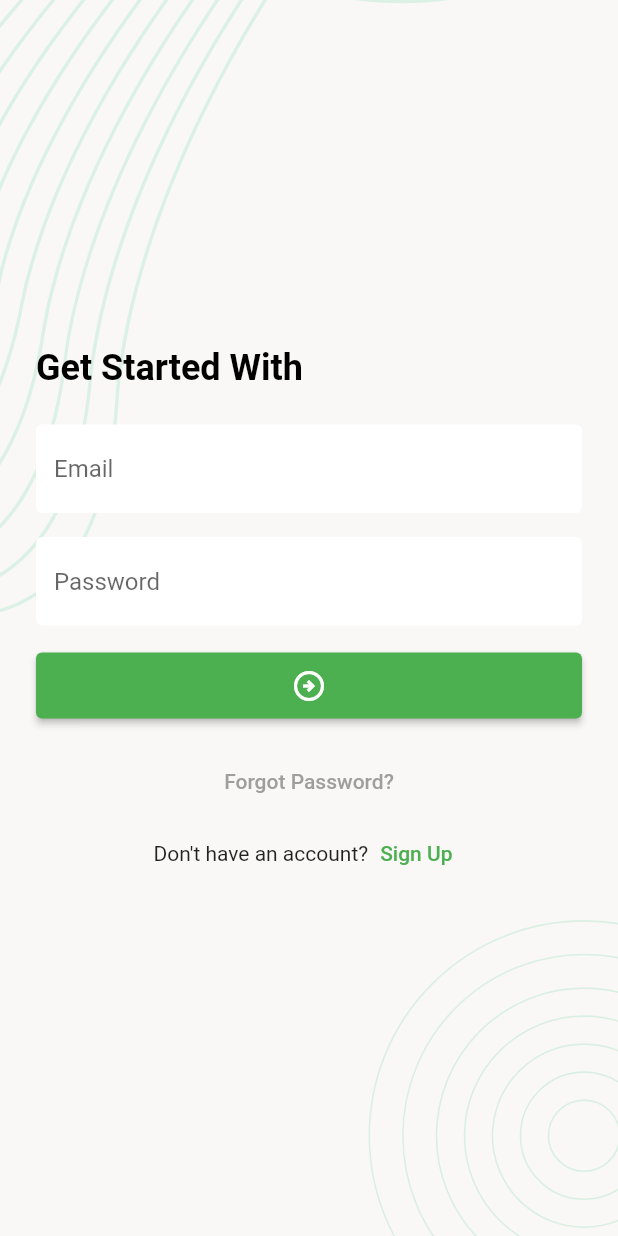
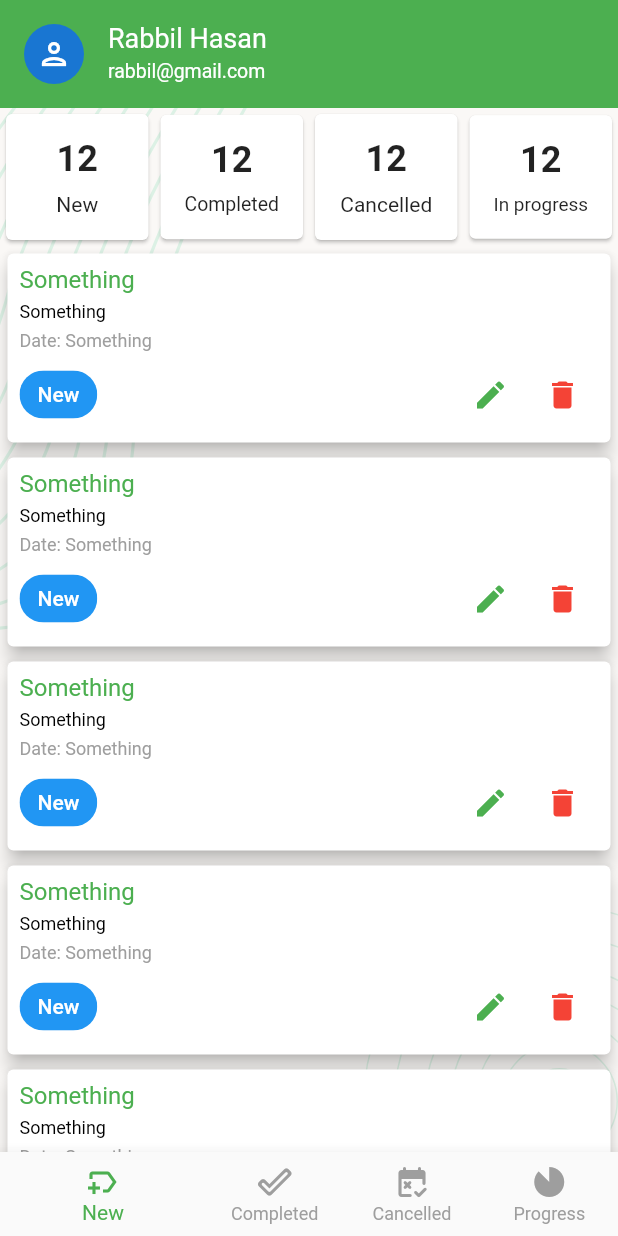
Before and after one commit to arif-srabon/TaskManager, a Flutter app: the screen it shows after launch, after a tap on the "arrow circle right" icon, on a phone screen of 412 x 824 dp. Run offline on Flutter 3.47's test engine with Material 2 defaults, Android fonts, the phone set to English and light mode, and no system bars; our stand-ins replace flutter_svg, pin_code_fields.

Commit message:
dashboard list item screen done

```diff
--- /dev/null
+++ b/lib/ui/screens/cancelled_task_screen.dart
@@ -0,0 +1,16 @@
+
+import 'package:flutter/material.dart';
+
+class CancelledTaskScreen extends StatefulWidget {
+  const CancelledTaskScreen({Key? key}) : super(key: key);
+
+  @override
+  State<CancelledTaskScreen> createState() => _CancelledTaskScreenState();
+}
+
+class _CancelledTaskScreenState extends State<CancelledTaskScreen> {
+  @override
+  Widget build(BuildContext context) {
+    return Placeholder();
+  }
+}
--- /dev/null
+++ b/lib/ui/screens/completed_task_screen.dart
@@ -0,0 +1,16 @@
+
+import 'package:flutter/material.dart';
+
+class ComplettedTaskScreen extends StatefulWidget {
+  const ComplettedTaskScreen({Key? key}) : super(key: key);
+
+  @override
+  State<ComplettedTaskScreen> createState() => _ComplettedTaskScreenState();
+}
+
+class _ComplettedTaskScreenState extends State<ComplettedTaskScreen> {
+  @override
+  Widget build(BuildContext context) {
+    return Placeholder();
+  }
+}
--- a/lib/ui/screens/login.dart
+++ b/lib/ui/screens/login.dart
@@ -1,4 +1,5 @@
 import 'package:flutter/material.dart';
+import 'package:task_manager/ui/screens/main_bottom_nav_bar.dart';
 import 'package:task_manager/ui/screens/sign_up_screen.dart';
 import 'package:task_manager/ui/screens/verify_with_email_screen.dart';
 import 'package:task_manager/ui/utils/text_styles.dart';
@@ -50,7 +51,10 @@ class _LoginScreenState extends State<LoginScreen> {
             ),
             AppElevatedButton(
               child: Icon(Icons.arrow_circle_right_outlined),
-              onTap: () {},
+              onTap: () {
+                Navigator.push(context,
+                    MaterialPageRoute(builder: (context) => MainBottomNavBarScreen()));
+              },
             ),
             const SizedBox(
               height: 16,
--- /dev/null
+++ b/lib/ui/screens/main_bottom_nav_bar.dart
@@ -0,0 +1,55 @@
+
+import 'package:flutter/material.dart';
+import 'package:task_manager/ui/screens/cancelled_task_screen.dart';
+import 'package:task_manager/ui/screens/completed_task_screen.dart';
+import 'package:task_manager/ui/screens/new_task_screen.dart';
+import 'package:task_manager/ui/screens/progress_task_screen.dart';
+import 'package:task_manager/ui/widgets/user_profile_widget.dart';
+
+class MainBottomNavBarScreen extends StatefulWidget {
+  const MainBottomNavBarScreen({Key? key}) : super(key: key);
+
+  @override
+  State<MainBottomNavBarScreen> createState() => _MainBottomNavBarScreenState();
+}
+
+class _MainBottomNavBarScreenState extends State<MainBottomNavBarScreen> {
+  int _selectedScreen = 0;
+  final List<Widget> _screens = [
+    NewTaskScreen(),
+    ComplettedTaskScreen(),
+    CancelledTaskScreen(),
+    ProgressTaskScreen(),
+  ];
+  @override
+  Widget build(BuildContext context) {
+    return Scaffold(
+      body: SafeArea(
+        child: Column(
+          children: [
+            UserProfile(),
+            Expanded(child: _screens[_selectedScreen])
+          ],
+        ),
+      ),
+      bottomNavigationBar: BottomNavigationBar(
+        selectedItemColor: Colors.green,
+        unselectedItemColor: Colors.grey,
+        showSelectedLabels: true,
+        showUnselectedLabels: true,
+        backgroundColor: Colors.green,
+        onTap: (index){
+         _selectedScreen = index;
+         setState(() {});
+        },
+        currentIndex: _selectedScreen,
+        items: [
+          BottomNavigationBarItem(icon: Icon(Icons.new_label_outlined),label: 'New'),
+          BottomNavigationBarItem(icon: Icon(Icons.done_outline_rounded),label: 'Completed'),
+          BottomNavigationBarItem(icon: Icon(Icons.free_cancellation_rounded),label: 'Cancelled'),
+          BottomNavigationBarItem(icon: Icon(Icons.incomplete_circle_outlined),label: 'Progress'),
+        ],
+      ),
+    );
+  }
+}
--- /dev/null
+++ b/lib/ui/screens/new_task_screen.dart
@@ -0,0 +1,52 @@
+import 'package:flutter/material.dart';
+import 'package:task_manager/ui/widgets/dashboard_item_widget.dart';
+import 'package:task_manager/ui/widgets/screen_background_widget.dart';
+import 'package:task_manager/ui/widgets/task_list_item.dart';
+
+class NewTaskScreen extends StatefulWidget {
+  const NewTaskScreen({Key? key}) : super(key: key);
+
+  @override
+  State<NewTaskScreen> createState() => _NewTaskScreenState();
+}
+
+class _NewTaskScreenState extends State<NewTaskScreen> {
+  @override
+  Widget build(BuildContext context) {
+    return ScreenBackgroud(
+        widget: Column(
+      children: [
+        Row(
+          children: [
+            Expanded(
+                child: DashboardItemCountWidget(
+                    typeOfTask: 'New', numberOfTask: '12')),
+            Expanded(
+                child: DashboardItemCountWidget(
+                    typeOfTask: 'Completed', numberOfTask: '12')),
+            Expanded(
+                child: DashboardItemCountWidget(
+                    typeOfTask: 'Cancelled', numberOfTask: '12')),
+            Expanded(
+                child: DashboardItemCountWidget(
+                    typeOfTask: 'In progress', numberOfTask: '12')),
+          ],
+        ),
+        Expanded(
+          child: ListView.builder(
+              itemCount: 10,
+              itemBuilder: (context, index) {
+                return TaskItemWidget(
+                  titleOfTask: 'Something',
+                  descriptionOfTask: 'Something',
+                  dateOfTask: 'Something',
+                  typeOfTask: 'New',
+                  onEditPress: () {},
+                  onDeletePress: () {},
+                );
+              }),
+        ),
+      ],
+    ));
+  }
+}
--- /dev/null
+++ b/lib/ui/screens/progress_task_screen.dart
@@ -0,0 +1,16 @@
+
+import 'package:flutter/material.dart';
+
+class ProgressTaskScreen extends StatefulWidget {
+  const ProgressTaskScreen({Key? key}) : super(key: key);
+
+  @override
+  State<ProgressTaskScreen> createState() => _ProgressTaskScreenState();
+}
+
+class _ProgressTaskScreenState extends State<ProgressTaskScreen> {
+  @override
+  Widget build(BuildContext context) {
+    return Placeholder();
+  }
+}
--- /dev/null
+++ b/lib/ui/widgets/dashboard_item_widget.dart
@@ -0,0 +1,28 @@
+import 'package:flutter/material.dart';
+
+class DashboardItemCountWidget extends StatelessWidget {
+  const DashboardItemCountWidget({
+    super.key, required this.numberOfTask, required this.typeOfTask,
+  });
+  final String numberOfTask;
+  final String typeOfTask;
+  @override
+  Widget build(BuildContext context) {
+    return Card(
+      color: Colors.white,
+      child: Padding(
+        padding: const EdgeInsets.all(16.0),
+        child: Column(
+          children: [
+            Text(
+              numberOfTask,
+              style: TextStyle(fontSize: 24, fontWeight: FontWeight.bold),
+            ),
+            const SizedBox(height: 8,),
+            FittedBox(child: Text(typeOfTask))
+          ],
+        ),
+      ),
+    );
+  }
+}
--- /dev/null
+++ b/lib/ui/widgets/task_list_item.dart
@@ -0,0 +1,86 @@
+import 'package:flutter/material.dart';
+
+class TaskItemWidget extends StatelessWidget {
+  const TaskItemWidget({
+    super.key,
+    required this.titleOfTask,
+    required this.descriptionOfTask,
+    required this.dateOfTask,
+    required this.typeOfTask,
+    required this.onEditPress,
+    required this.onDeletePress,
+  });
+
+  final String titleOfTask;
+  final String descriptionOfTask;
+  final String dateOfTask;
+  final String typeOfTask;
+  final VoidCallback onEditPress, onDeletePress;
+
+  @override
+  Widget build(BuildContext context) {
+    return Expanded(
+      child: Column(
+        children: [
+          Card(
+            elevation: 5,
+            margin: EdgeInsets.all(5),
+            child: Padding(
+              padding: const EdgeInsets.all(8.0),
+              child: Column(
+                crossAxisAlignment: CrossAxisAlignment.start,
+                children: [
+                  Text(
+                    titleOfTask,
+                    style: TextStyle(fontSize: 16, color: Colors.green),
+                  ),
+                  SizedBox(
+                    height: 5,
+                  ),
+                  Text(
+                    descriptionOfTask,
+                    style: TextStyle(fontSize: 12, color: Colors.black),
+                  ),
+                  SizedBox(
+                    height: 5,
+                  ),
+                  Text(
+                    'Date: $dateOfTask',
+                    style: TextStyle(fontSize: 12, color: Colors.grey),
+                  ),
+                  SizedBox(
+                    height: 5,
+                  ),
+                  Row(
+                    children: [
+                      Chip(
+                        label: Text(
+                          typeOfTask,
+                          style: TextStyle(color: Colors.white),
+                        ),
+                        backgroundColor: Colors.blue,
+                      ),
+                      Spacer(),
+                      IconButton(
+                          onPressed: onEditPress,
+                          icon: Icon(
+                            Icons.edit,
+                            color: Colors.green,
+                          )),
+                      IconButton(
+                          onPressed: onDeletePress,
+                          icon: Icon(
+                            Icons.delete,
+                            color: Colors.red,
+                          )),
+                    ],
+                  )
+                ],
+              ),
+            ),
+          )
+        ],
+      ),
+    );
+  }
+}
--- /dev/null
+++ b/lib/ui/widgets/user_profile_widget.dart
@@ -0,0 +1,17 @@
+import 'package:flutter/material.dart';
+
+class UserProfile extends StatelessWidget {
+  const UserProfile({
+    super.key,
+  });
+
+  @override
+  Widget build(BuildContext context) {
+    return ListTile(
+      tileColor: Colors.green,
+      leading: CircleAvatar(child: Icon(Icons.person_outlined)),
+      title: Text('Rabbil Hasan',style: TextStyle(color: Colors.white,fontSize: 18),),
+      subtitle: Text('rabbil@gmail.com',style: TextStyle(color: Colors.white,fontSize: 13),),
+    );
+  }
+}
```
